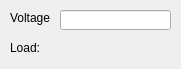
Before: the Qt Designer form source_node.ui in davarabinovich/power_tree_solver, drawn with Qt 5.
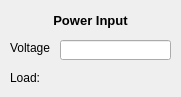
After: the same form once the commit is applied.

Commit message: Node's captions are added. Resistive load is added.

Diff of the .ui file:
```diff
--- a/source_node.ui
+++ b/source_node.ui
@@ -7,7 +7,7 @@
     <x>0</x>
     <y>0</y>
     <width>181</width>
-    <height>69</height>
+    <height>97</height>
    </rect>
   </property>
   <property name="windowTitle">
@@ -17,7 +17,7 @@
    <property name="geometry">
     <rect>
      <x>60</x>
-     <y>10</y>
+     <y>40</y>
      <width>111</width>
      <height>20</height>
     </rect>
@@ -27,7 +27,7 @@
    <property name="geometry">
     <rect>
      <x>10</x>
-     <y>10</y>
+     <y>40</y>
      <width>41</width>
      <height>16</height>
     </rect>
@@ -40,7 +40,7 @@
    <property name="geometry">
     <rect>
      <x>10</x>
-     <y>40</y>
+     <y>70</y>
      <width>41</width>
      <height>16</height>
     </rect>
@@ -53,7 +53,7 @@
    <property name="geometry">
     <rect>
      <x>60</x>
-     <y>40</y>
+     <y>70</y>
      <width>111</width>
      <height>16</height>
     </rect>
@@ -68,6 +68,29 @@
     <string/>
    </property>
   </widget>
+  <widget class="QLabel" name="nodeTypeLabel">
+   <property name="geometry">
+    <rect>
+     <x>10</x>
+     <y>10</y>
+     <width>161</width>
+     <height>20</height>
+    </rect>
+   </property>
+   <property name="font">
+    <font>
+     <pointsize>10</pointsize>
+     <weight>75</weight>
+     <bold>true</bold>
+    </font>
+   </property>
+   <property name="text">
+    <string>Power Input</string>
+   </property>
+   <property name="alignment">
+    <set>Qt::AlignCenter</set>
+   </property>
+  </widget>
  </widget>
  <resources/>
  <connections/>
```
The commit also changes 10 other files.
